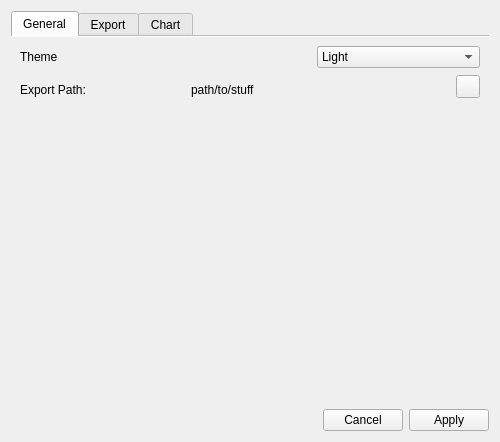
schwemmdx/QWave, file customwidgets/ui-files/OptionsDialog.ui: the form before one commit.
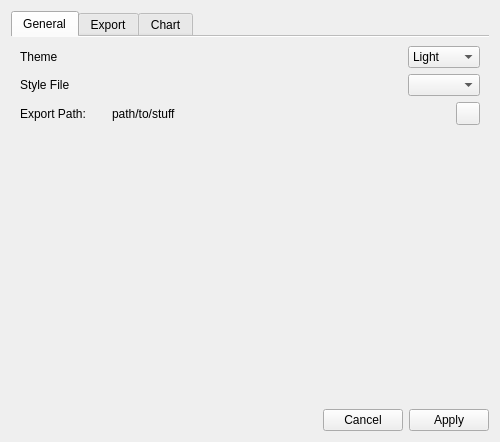
The form after the commit. Icons and pictures are not drawn.

Commit message: added combobox for styles

Diff of the .ui file:
```diff
--- a/customwidgets/ui-files/OptionsDialog.ui
+++ b/customwidgets/ui-files/OptionsDialog.ui
@@ -83,21 +83,7 @@
        <string>General</string>
       </attribute>
       <layout class="QGridLayout" name="gridLayout">
-       <item row="0" column="3" colspan="4">
-        <widget class="QComboBox" name="themeCBox">
-         <item>
-          <property name="text">
-           <string>Light</string>
-          </property>
-         </item>
-         <item>
-          <property name="text">
-           <string>Dark</string>
-          </property>
-         </item>
-        </widget>
-       </item>
-       <item row="3" column="1">
+       <item row="5" column="1">
         <spacer name="verticalSpacer_3">
          <property name="orientation">
           <enum>Qt::Orientation::Vertical</enum>
@@ -110,6 +96,13 @@
          </property>
         </spacer>
        </item>
+       <item row="2" column="2">
+        <widget class="QLabel" name="exportPath">
+         <property name="text">
+          <string>path/to/stuff</string>
+         </property>
+        </widget>
+       </item>
        <item row="0" column="0">
         <widget class="QLabel" name="label_2">
          <property name="text">
@@ -117,7 +110,34 @@
          </property>
         </widget>
        </item>
-       <item row="1" column="6" rowspan="2">
+       <item row="0" column="3" colspan="4">
+        <widget class="QComboBox" name="themeCBox">
+         <item>
+          <property name="text">
+           <string>Light</string>
+          </property>
+         </item>
+         <item>
+          <property name="text">
+           <string>Dark</string>
+          </property>
+         </item>
+        </widget>
+       </item>
+       <item row="0" column="2">
+        <spacer name="horizontalSpacer_6">
+         <property name="orientation">
+          <enum>Qt::Orientation::Horizontal</enum>
+         </property>
+         <property name="sizeHint" stdset="0">
+          <size>
+           <width>109</width>
+           <height>20</height>
+          </size>
+         </property>
+        </spacer>
+       </item>
+       <item row="2" column="6">
         <widget class="QToolButton" name="exportPathBtn">
          <property name="text">
           <string/>
@@ -128,58 +148,22 @@
          </property>
         </widget>
        </item>
-       <item row="0" column="2">
-        <spacer name="horizontalSpacer_6">
-         <property name="orientation">
-          <enum>Qt::Orientation::Horizontal</enum>
-         </property>
-         <property name="sizeHint" stdset="0">
-          <size>
-           <width>109</width>
-           <height>20</height>
-          </size>
-         </property>
-        </spacer>
-       </item>
-       <item row="2" column="4">
-        <spacer name="horizontalSpacer_7">
-         <property name="orientation">
-          <enum>Qt::Orientation::Horizontal</enum>
-         </property>
-         <property name="sizeHint" stdset="0">
-          <size>
-           <width>110</width>
-           <height>20</height>
-          </size>
-         </property>
-        </spacer>
-       </item>
-       <item row="2" column="0" colspan="2">
+       <item row="2" column="0">
         <widget class="QLabel" name="label_3">
          <property name="text">
           <string>Export Path:</string>
          </property>
         </widget>
        </item>
-       <item row="2" column="2" colspan="2">
-        <widget class="QLabel" name="exportPath">
+       <item row="1" column="0">
+        <widget class="QLabel" name="label_4">
          <property name="text">
-          <string>path/to/stuff</string>
+          <string>Style File</string>
          </property>
         </widget>
        </item>
-       <item row="0" column="1" rowspan="2">
-        <spacer name="horizontalSpacer_2">
-         <property name="orientation">
-          <enum>Qt::Orientation::Horizontal</enum>
-         </property>
-         <property name="sizeHint" stdset="0">
-          <size>
-           <width>111</width>
-           <height>20</height>
-          </size>
-         </property>
-        </spacer>
+       <item row="1" column="3" colspan="4">
+        <widget class="QComboBox" name="styleBox"/>
        </item>
       </layout>
      </widget>
```
Left out of the diff: 28 changed lines with no effect on the pictures. The commit also changes 2 other files.
